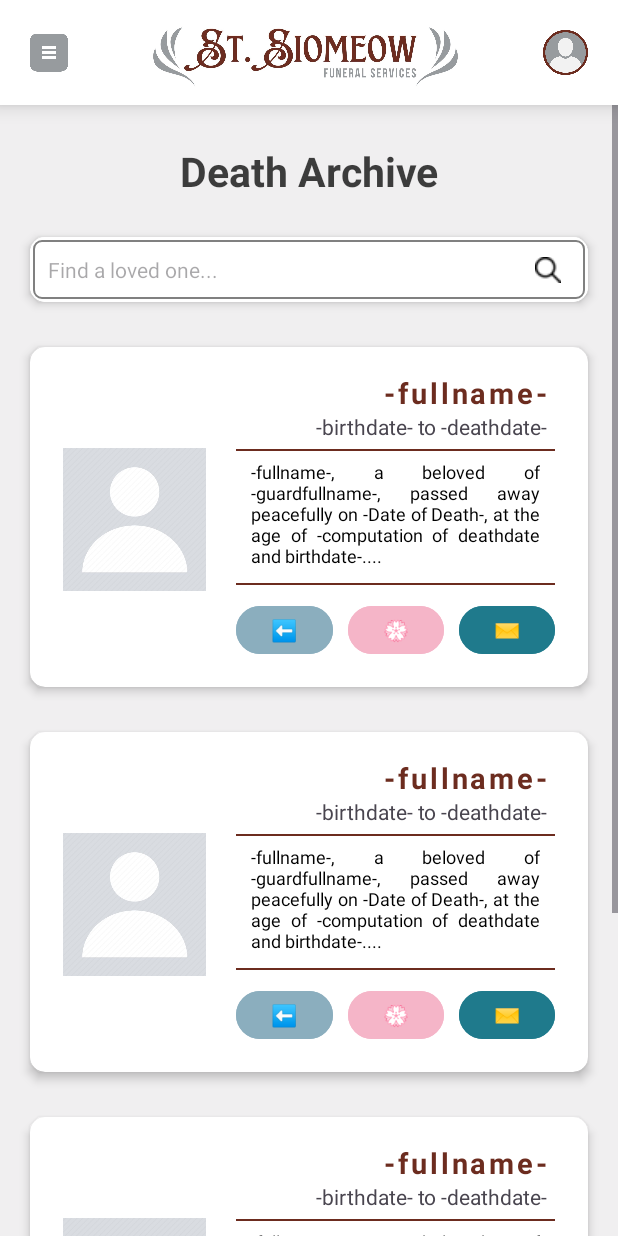
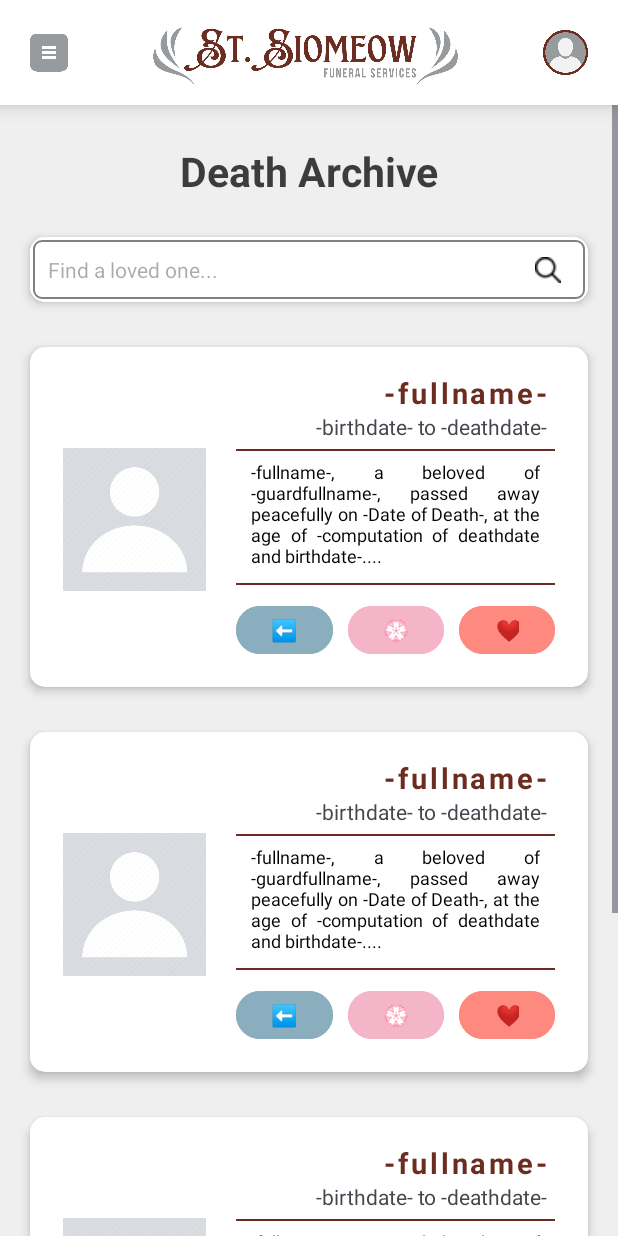
Before and after one commit to ShunMeizz/copyyMobDev, an Android app: the DeathArchive screen opened directly, with no data from a screen before it, on a phone screen of 412 x 824 dp. Run offline under Robolectric (Android 15) with nearby library versions, the phone set to English and light mode, and no system bars; Roboto replaces fonts that are not available here.

Commit message:
all nighters club

```diff
--- a/app/src/main/AndroidManifest.xml
+++ b/app/src/main/AndroidManifest.xml
@@ -14,7 +14,7 @@
         tools:targetApi="31">
         <activity
             android:name=".HomePage"
-            android:exported="false" />
+            android:exported="true" />
         <activity
             android:name=".RegisterPage"
             android:exported="false" />
--- a/app/src/main/java/com/example/mobiledev_project/DeathArchive.java
+++ b/app/src/main/java/com/example/mobiledev_project/DeathArchive.java
@@ -30,9 +30,9 @@ public class DeathArchive extends AppCompatActivity {
 
     // button pages
     Button[] btnVisitDead;
-    Button btnVisitDead1, btnVisitDead2, btnVisitDead3;
-    Button btnSendflower1, btnSendflower2, btnSendflower3;
-    Button btnSendMessage1, btnSendMessage2, btnSendMessage3;
+    Button[] btnSendflower;
+    Button[] btnSendLove;
+    int[] heartCounts = new int[3];
 
     @Override
     protected void onCreate(Bundle savedInstanceState) {
@@ -67,6 +67,45 @@ public class DeathArchive extends AppCompatActivity {
                 public void onClick(View v) {
                     Intent intent = new Intent(DeathArchive.this, DeceasedProfile.class);
                     startActivity(intent);
+                }
+            });
+        }
+
+        btnSendflower = new Button[3];
+        btnSendflower[0] = findViewById(R.id.btnSendflower);
+        btnSendflower[1] = findViewById(R.id.btnSendflower1);
+        btnSendflower[2] = findViewById(R.id.btnSendflower2);
+
+        for (Button button : btnSendflower) {
+            button.setOnClickListener(new View.OnClickListener() {
+                @Override
+                public void onClick(View v) {
+                    Intent intent = new Intent(DeathArchive.this, SendFlowers.class);
+                    startActivity(intent);
+                }
+            });
+        }
+
+        btnSendLove = new Button[3];
+        btnSendLove[0] = findViewById(R.id.btnSendLove);
+        btnSendLove[1] = findViewById(R.id.btnSendLove1);
+        btnSendLove[2] = findViewById(R.id.btnSendLove2);
+
+        for (int i = 0; i < heartCounts.length; i++) {
+            heartCounts[i] = 0;
+        }
+
+        for (int i = 0; i < btnSendLove.length; i++) {
+            btnSendLove[i].setText("❤️ " + heartCounts[i]);
+        }
+
+        for (int i = 0; i < btnSendLove.length; i++) {
+            final int index = i;
+            btnSendLove[i].setOnClickListener(new View.OnClickListener() {
+                @Override
+                public void onClick(View v) {
+                    heartCounts[index]++;
+                    btnSendLove[index].setText("❤️ " + heartCounts[index]);
                 }
             });
         }
--- a/app/src/main/java/com/example/mobiledev_project/HomePage.java
+++ b/app/src/main/java/com/example/mobiledev_project/HomePage.java
@@ -26,8 +26,8 @@ public class HomePage extends AppCompatActivity {
     protected void onCreate(Bundle savedInstanceState) {
         super.onCreate(savedInstanceState);
         setContentView(R.layout.activity_home_page);
-        menu = findViewById(R.id.iVMenu);
-        profile = findViewById(R.id.iVUser);
+        menu = findViewById(R.id.menu_bar);
+        profile = findViewById(R.id.user_profile);
 
         menu.setOnClickListener(new View.OnClickListener() {
             @Override
--- a/app/src/main/res/layout/activity_death_archive.xml
+++ b/app/src/main/res/layout/activity_death_archive.xml
@@ -239,12 +239,12 @@
                                     android:text="💮" />
 
                                 <Button
-                                    android:id="@+id/btnSendMessage"
+                                    android:id="@+id/btnSendLove"
                                     android:layout_width="wrap_content"
                                     android:layout_height="40dp"
                                     android:layout_weight="1"
-                                    android:backgroundTint="#1f7a8c"
-                                    android:text="✉️" />
+                                    android:backgroundTint="#FE897F"
+                                    android:text="❤️" />
 
                             </LinearLayout>
                         </LinearLayout>
@@ -363,12 +363,12 @@
                                     android:text="💮" />
 
                                 <Button
-                                    android:id="@+id/btnSendMessage1"
+                                    android:id="@+id/btnSendLove1"
                                     android:layout_width="wrap_content"
                                     android:layout_height="40dp"
                                     android:layout_weight="1"
-                                    android:backgroundTint="#1f7a8c"
-                                    android:text="✉️" />
+                                    android:backgroundTint="#FE897F"
+                                    android:text="❤️" />
 
                             </LinearLayout>
                         </LinearLayout>
@@ -487,12 +487,12 @@
                                     android:text="💮" />
 
                                 <Button
-                                    android:id="@+id/btnSendMessage2"
+                                    android:id="@+id/btnSendLove2"
                                     android:layout_width="wrap_content"
                                     android:layout_height="40dp"
                                     android:layout_weight="1"
-                                    android:backgroundTint="#1f7a8c"
-                                    android:text="✉️" />
+                                    android:backgroundTint="#FE897F"
+                                    android:text="❤️" />
 
                             </LinearLayout>
                         </LinearLayout>
```
Also changed, not shown: app/src/main/res/layout/activity_home_page.xml (+20 -14 lines).
